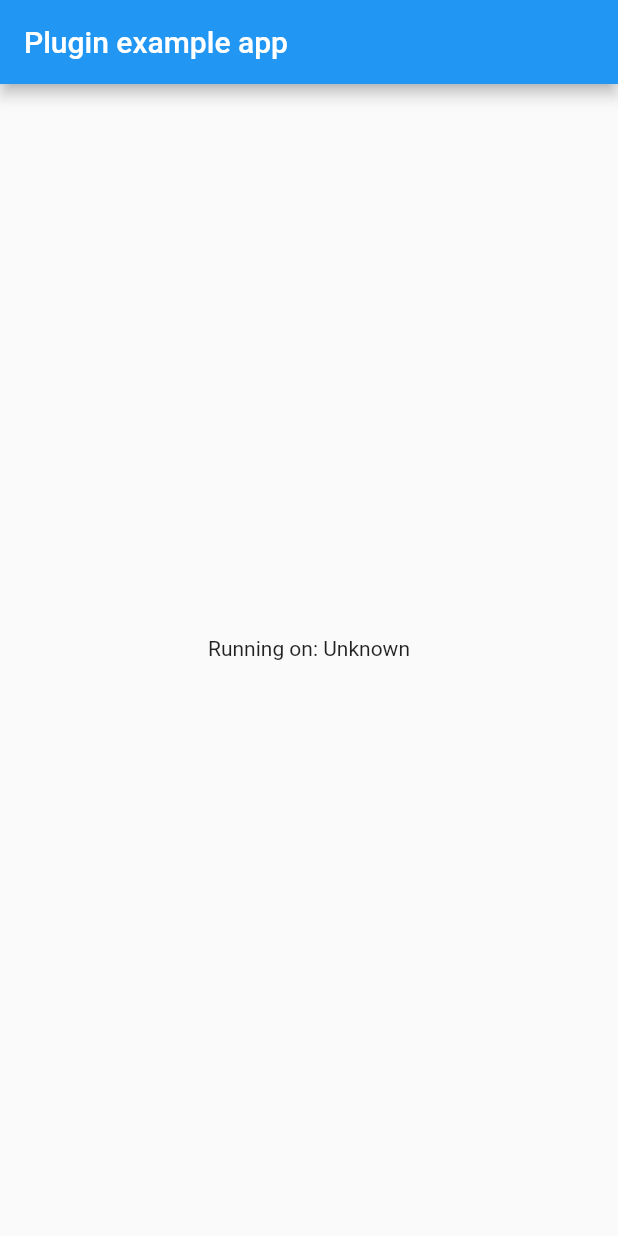
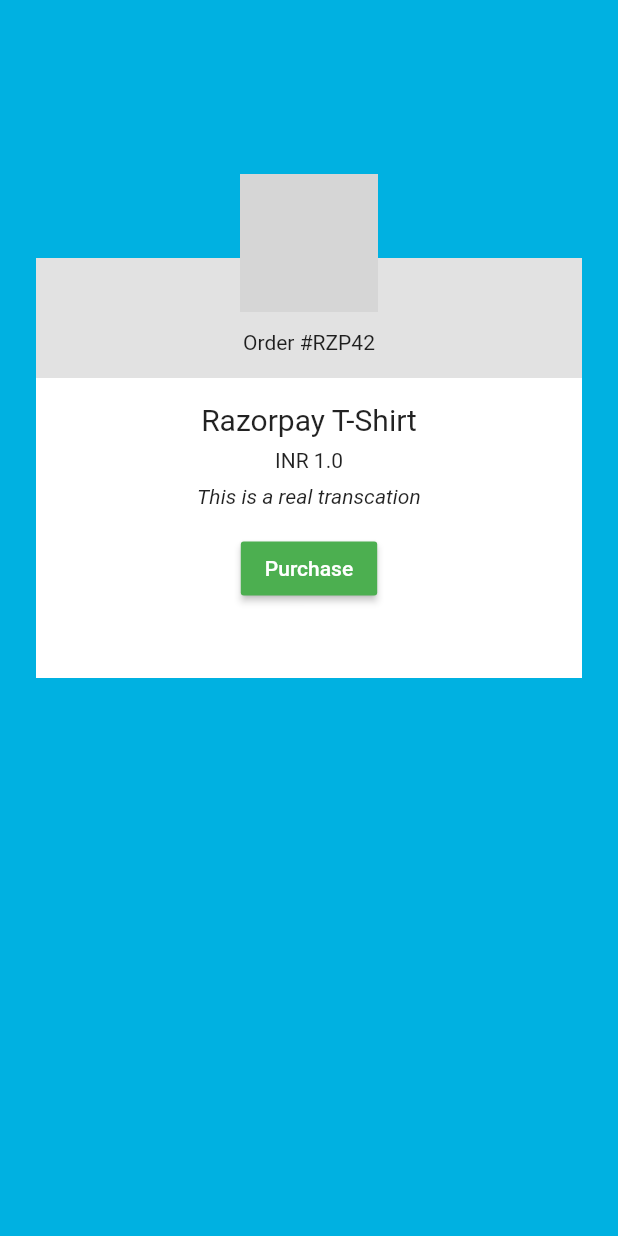
Before and after one commit to dynamitechetan/razorpay_flutter, a Flutter app: the screen it shows after launch, on a phone screen of 412 x 824 dp. Run offline on Flutter 3.47's test engine with Material 2 defaults, Android fonts, the phone set to English and light mode, and no system bars; network calls fail; grey boxes are pictures that could not be loaded.

Commit message:
Created a demo app UI similar to razorpay demo

```diff
--- a/example/lib/main.dart
+++ b/example/lib/main.dart
@@ -1,9 +1,6 @@
 import 'package:flutter/material.dart';
-import 'dart:async';
 
-import 'package:flutter/services.dart';
 import 'package:razorpay_plugin/razorpay_plugin.dart';
-
 void main() => runApp(new MyApp());
 
 class MyApp extends StatefulWidget {
@@ -12,45 +9,83 @@ class MyApp extends StatefulWidget {
 }
 
 class _MyAppState extends State<MyApp> {
-  String _platformVersion = 'Unknown';
-
   @override
-  void initState() {
-    super.initState();
-    initPlatformState();
+  Widget build(BuildContext context) {
+    return MaterialApp(
+      home: Scaffold(
+          backgroundColor: Color(0XFF00b1e1),
+          body: new Container(
+            margin: const EdgeInsets.symmetric(
+              vertical: 100.0,
+              horizontal: 24.0,
+            ),
+            child: new Stack(
+              children: <Widget>[
+                new Container(
+                  child: new Container(
+                    constraints: new BoxConstraints.expand(),
+                    child: new Column(
+                      crossAxisAlignment: CrossAxisAlignment.center,
+                      children: <Widget>[
+                        new Container(
+                          height: 80.0,
+                          color: Color(0xFFE2E2E2),
+                        ),
+                        new Container(height: 16.0),
+                        new Text(
+                          "Razorpay T-Shirt",
+                          style: TextStyle(fontSize: 20.0),
+                        ),
+                        new Container(height: 8.0),
+                        new Text("INR 1.0"),
+                        new Container(height: 8.0),
+                        new Text(
+                          "This is a real transcation",
+                          style: TextStyle(fontStyle: FontStyle.italic),
+                        ),
+                        new Container(height: 16.0),
+                        new RaisedButton(
+                          onPressed: () {
+                            startPayment();
+                          },
+                          child: new Text(
+                            "Purchase",
+                            style: TextStyle(color: Colors.white),
+                          ),
+                          color: Colors.green,
+                          splashColor: Colors.blue,
+                        )
+                      ],
+                    ),
+                  ),
+                  height: 280.0,
+                  margin: new EdgeInsets.only(top: 72.0),
+                  decoration: new BoxDecoration(
+                    color: new Color(0xFFFFFFFF),
+                    shape: BoxShape.rectangle,
+                  ),
+                ),
+                new Container(
+                  margin: new EdgeInsets.symmetric(vertical: 16.0),
+                  alignment: FractionalOffset.topCenter,
+                  child: Column(
+                    children: <Widget>[
+                      new Image.network(
+                        "https://www.73lines.com/web/image/12427",
+                        width: 92.0,
+                        height: 92.0,
+                      ),
+                      new Container(height: 12.0),
+                      new Text("Order #RZP42"),
+                    ],
+                  ),
+                )
+              ],
+            ),
+          )),
+    );
   }
 
-  // Platform messages are asynchronous, so we initialize in an async method.
-  Future<void> initPlatformState() async {
-    String platformVersion;
-    // Platform messages may fail, so we use a try/catch PlatformException.
-    try {
-      platformVersion = await RazorpayPlugin.platformVersion;
-    } on PlatformException {
-      platformVersion = 'Failed to get platform version.';
-    }
-
-    // If the widget was removed from the tree while the asynchronous platform
-    // message was in flight, we want to discard the reply rather than calling
-    // setState to update our non-existent appearance.
-    if (!mounted) return;
-
-    setState(() {
-      _platformVersion = platformVersion;
-    });
-  }
-
-  @override
-  Widget build(BuildContext context) {
-    return new MaterialApp(
-      home: new Scaffold(
-        appBar: new AppBar(
-          title: const Text('Plugin example app'),
-        ),
-        body: new Center(
-          child: new Text('Running on: $_platformVersion\n'),
-        ),
-      ),
-    );
+  startPayment() {
   }
 }
```
Also changed, not shown: 2 other files.
